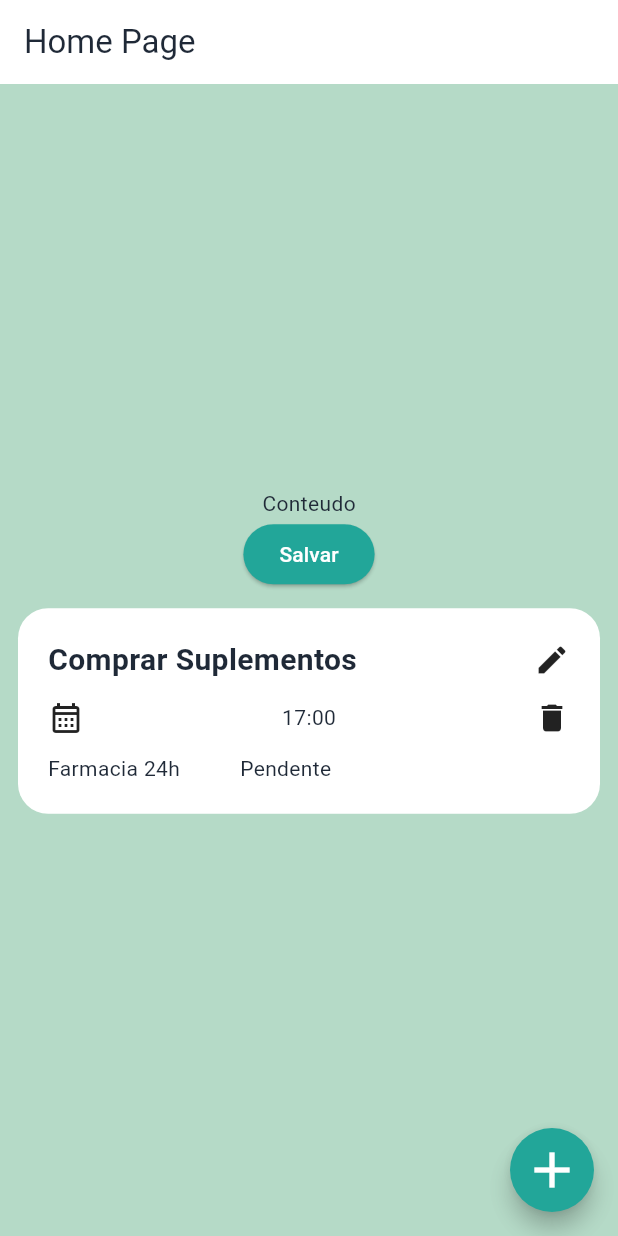
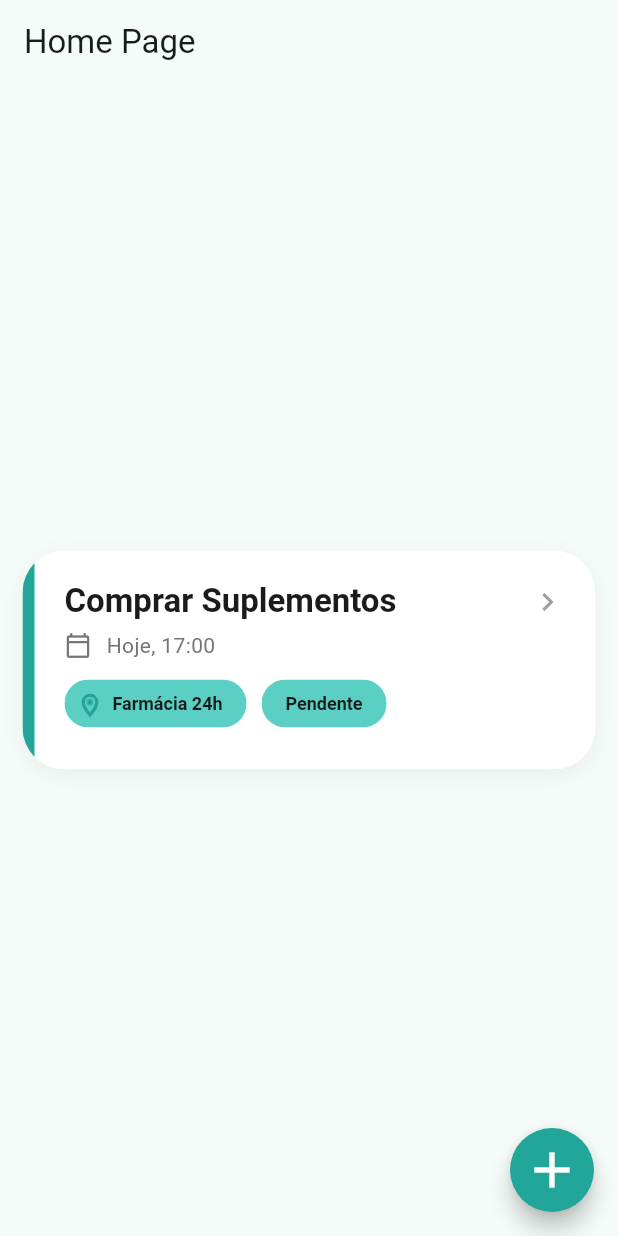
Before and after one commit to JonathanOishi/geo_tasks, a Flutter app: the screen it shows after launch, on a phone screen of 412 x 824 dp. Run offline on Flutter 3.47's test engine with Material 3 defaults, Android fonts, the phone set to English and light mode, and no system bars; drawn by our look-alikes of flutter_slidable.

Commit message:
Finalizando o card

```diff
--- a/lib/core/theme/app_colors.dart
+++ b/lib/core/theme/app_colors.dart
@@ -6,10 +6,17 @@ class AppColors {
   static const Color primary = Color(0xFF22A699);
   static const Color secondary = Color(0xFF5CCFC4);
   static const Color tertiary = Color(0xFF1B8E82);
-  static const Color textPrimary = Color(0xFF1F2937);
-  static const Color textSecondary = Color(0xFF727877);
-  static const Color background = Color.fromARGB(135, 115, 185, 150);
-  static const Color surface = Colors.white;
+  static const Color background = Color(0xFFF5FBF8);
+  static const Color surface = Color(0xFFF5FBF8);
+  static const Color surfaceLowest = Color(0xFFFFFFFF);
+  static const Color surfaceContainer = Color(0xFFEFF5F2);
   static const Color onPrimary = Color(0xFFFFFFFF);
-  static const Color error = Color(0xFFDC2626);
+  static const Color textPrimary = Color(0xFF191C1B);
+  static const Color textSecondary = Color(0xFF3F4946);
+  static const Color onSurface = Color(0xFF191C1B);
+  static const Color onSurfaceVariant = Color(0xFF3F4946);
+  static const Color outline = Color(0xFF6F7976);
+  static const Color success = Color(0xFF4CAF50);
+  static const Color warning = Color(0xFFFFB300);
+  static const Color error = Color(0xFFF44336);
 }
--- a/lib/core/theme/app_theme.dart
+++ b/lib/core/theme/app_theme.dart
@@ -1,51 +1,60 @@
-import 'package:flutter/material.dart'; // Importa os componentes de UI do Flutter Material.
-import 'app_colors.dart'; // Importa a classe com as cores centralizadas do app.
+import 'package:flutter/material.dart';
+import 'app_colors.dart';
 
 class AppTheme {
-  // Classe utilitaria para concentrar as configuracoes de tema.
-  AppTheme._(); // Construtor privado para impedir instanciacao da classe.
+  AppTheme._();
 
   static ThemeData get light {
-    // Getter que retorna o tema claro da aplicacao.
     return ThemeData(
-      // Cria e devolve o objeto principal de tema do Flutter.
-      scaffoldBackgroundColor:
-          AppColors.background, // Define a cor de fundo padrao das telas.
+      scaffoldBackgroundColor: AppColors.background,
+      colorScheme: const ColorScheme(
+        brightness: Brightness.light,
+        primary: AppColors.primary,
+        onPrimary: AppColors.onPrimary,
+        secondary: AppColors.secondary,
+        onSecondary: AppColors.onPrimary,
+        surface: AppColors.surface,
+        onSurface: AppColors.onSurface,
+        outline: AppColors.outline,
+        error: AppColors.error,
+        onError: AppColors.onPrimary,
+      ),
+      appBarTheme: const AppBarTheme(
+        backgroundColor: AppColors.background,
+        foregroundColor: AppColors.textPrimary,
+        elevation: 0,
+        centerTitle: false,
+      ),
       elevatedButtonTheme: ElevatedButtonThemeData(
-        // Configura o estilo global dos botoes elevados.
         style: ElevatedButton.styleFrom(
-          // Cria um estilo base para ElevatedButton.
-          backgroundColor:
-              AppColors.primary, // Cor de fundo do botao (cor primaria).
-          foregroundColor:
-              AppColors.onPrimary, // Cor do texto/icone sobre a cor primaria.
-        ), // Fecha a configuracao de estilo do botao elevado.
-      ), // Fecha o tema global de ElevatedButton.
-      floatingActionButtonTheme: FloatingActionButtonThemeData(
-        // Configura o estilo global do botao flutuante.
-        backgroundColor: AppColors.primary, // Cor de fundo do FAB.
-        foregroundColor: AppColors.onPrimary, // Cor do icone/texto do FAB.
-        shape: RoundedRectangleBorder(borderRadius: BorderRadius.circular(50)),
-      ), // Fecha o tema do FloatingActionButton.
-      colorScheme: const ColorScheme(
-        // Define a paleta oficial de cores usada pelos widgets Material.
-        brightness:
-            Brightness.light, // Informa que este esquema eh para modo claro.
-        primary: AppColors.primary, // Cor primaria da aplicacao.
-        onPrimary:
-            AppColors.onPrimary, // Cor usada sobre elementos com cor primaria.
-        secondary: AppColors
-            .secondary, // Cor secundaria para destaques/acoes secundarias.
-        surface:
-            AppColors.surface, // Cor de superficies como cards e containers.
-        error: AppColors.error, // Cor padrao para estados de erro.
-        onSurface:
-            AppColors.textPrimary, // Cor de texto/icone sobre superficies.
-        onSecondary: AppColors
-            .onPrimary, // Cor de texto/icone sobre elementos secundarios.
-        onError:
-            AppColors.onPrimary, // Cor de texto/icone sobre elementos de erro.
-      ), // Fecha o ColorScheme.
-    ); // Fecha e retorna o ThemeData.
-  } // Fecha o getter do tema claro.
-} // Fecha a classe AppTheme.
+          backgroundColor: AppColors.primary,
+          foregroundColor: AppColors.onPrimary,
+          shape: RoundedRectangleBorder(
+            borderRadius: BorderRadius.circular(16),
+          ),
+          padding: const EdgeInsets.symmetric(
+            horizontal: 20,
+            vertical: 14,
+          ),
+        ),
+      ),
+      floatingActionButtonTheme: const FloatingActionButtonThemeData(
+        backgroundColor: AppColors.primary,
+        foregroundColor: AppColors.onPrimary,
+        shape: CircleBorder(),
+      ),
+      chipTheme: ChipThemeData(
+        backgroundColor: AppColors.secondary,
+        labelStyle: const TextStyle(
+          color: AppColors.textPrimary,
+          fontSize: 12,
+          fontWeight: FontWeight.w700,
+        ),
+        side: BorderSide.none,
+        shape: RoundedRectangleBorder(
+          borderRadius: BorderRadius.circular(20),
+        ),
+      ),
+    );
+  }
+}
--- a/lib/pages/home_page.dart
+++ b/lib/pages/home_page.dart
@@ -1,5 +1,4 @@
 import 'package:flutter/material.dart';
-import 'package:geo_tasks/widgets/custom_button.dart';
 import 'package:geo_tasks/widgets/custom_card.dart';
 
 class HomePage extends StatelessWidget {
@@ -24,10 +23,6 @@ class HomePage extends StatelessWidget {
         child: Column(
           mainAxisAlignment: MainAxisAlignment.center,
           children: [
-            Text('Conteudo'),
-            CustomButton(
-              customText: 'Salvar',
-            ),
             CustomCard(),
           ],
         ),
--- a/lib/widgets/custom_card.dart
+++ b/lib/widgets/custom_card.dart
@@ -1,58 +1,133 @@
 import 'package:flutter/material.dart';
-import 'package:geo_tasks/core/theme/app_colors.dart';
+import 'package:flutter_slidable/flutter_slidable.dart';
+
+import '../../../../core/theme/app_colors.dart';
 
 class CustomCard extends StatelessWidget {
-  const CustomCard({super.key});
+  const CustomCard({
+    super.key,
+  });
 
   @override
   Widget build(BuildContext context) {
+    final theme = Theme.of(context);
+
     return Padding(
-      padding: const EdgeInsets.all(12.0),
+      padding: const EdgeInsets.all(15.0),
       child: Container(
-        width: double.infinity,
+        decoration: BoxDecoration(
+          borderRadius: BorderRadius.circular(28),
+          boxShadow: [
+            BoxShadow(
+              color: Colors.black.withValues(alpha: 0.05),
+              blurRadius: 12,
+              offset: const Offset(0, 4),
+            ),
+          ],
+        ),
+        child: ClipRRect(
+          borderRadius: BorderRadius.circular(28),
+          child: Slidable(
+            endActionPane: ActionPane(
+              motion: const DrawerMotion(),
+              extentRatio: 0.75,
+              children: [
+                SlidableAction(
+                  onPressed: (_) {},
+                  backgroundColor: Colors.green,
+                  foregroundColor: Colors.white,
+                  icon: Icons.check_circle,
+                  label: 'Concluir',
+                ),
+                SlidableAction(
+                  onPressed: (_) {},
+                  backgroundColor: Colors.amber,
+                  foregroundColor: Colors.white,
+                  icon: Icons.edit,
+                  label: 'Editar',
+                ),
+                SlidableAction(
+                  onPressed: (_) {},
+                  backgroundColor: Colors.red,
+                  foregroundColor: Colors.white,
+                  icon: Icons.delete,
+                  label: 'Excluir',
+                ),
+              ],
+            ),
+            child: Container(
               padding: const EdgeInsets.all(20),
-        decoration: BoxDecoration(
-          borderRadius: BorderRadius.circular(20),
-          color: AppColors.surface,
+              decoration: const BoxDecoration(
+                color: Colors.white,
+                border: Border(
+                  left: BorderSide(
+                    color: AppColors.primary,
+                    width: 8,
+                  ),
+                ),
               ),
               child: Column(
+                mainAxisSize: MainAxisSize.min,
                 crossAxisAlignment: CrossAxisAlignment.start,
                 children: [
                   Row(
-              mainAxisAlignment: MainAxisAlignment.spaceBetween,
                     children: [
-                Text(
+                      Expanded(
+                        child: Text(
                           'Comprar Suplementos',
-                  style: const TextStyle(
+                          overflow: TextOverflow.ellipsis,
+                          style: theme.textTheme.titleLarge?.copyWith(
                             fontWeight: FontWeight.bold,
-                    fontSize: 20,
                           ),
                         ),
-                Icon(Icons.edit),
-              ],
                       ),
-            const SizedBox(height: 12),
-            Row(
-              mainAxisAlignment: MainAxisAlignment.spaceBetween,
-              children: [
-                Icon(Icons.calendar_month_outlined),
-                Text("17:00"),
-                Icon(
-                  Icons.delete,
+                      const Icon(
+                        Icons.chevron_right,
+                        color: Colors.grey,
                       ),
                     ],
                   ),
-            const SizedBox(height: 12),
+                  const SizedBox(height: 5),
                   Row(
                     children: [
-                Text('Farmacia 24h'),
-                SizedBox(width: 40),
-                Text('Pendente'),
+                      Icon(
+                        Icons.calendar_today_outlined,
+                        size: 18,
+                        color: Colors.grey.shade600,
+                      ),
+                      const SizedBox(width: 10),
+                      Text(
+                        'Hoje, 17:00',
+                        style: theme.textTheme.bodyMedium?.copyWith(
+                          color: Colors.grey.shade600,
+                        ),
+                      ),
+                    ],
+                  ),
+                  const SizedBox(height: 5),
+                  Wrap(
+                    spacing: 10,
+                    runSpacing: 10,
+                    children: [
+                      Chip(
+                        avatar: const Icon(
+                          Icons.location_on_outlined,
+                          size: 18,
+                          fontWeight: FontWeight.bold,
+                        ),
+                        label: const Text('Farmácia 24h'),
+                      ),
+                      Chip(
+                        label: const Text('Pendente'),
+                      ),
                     ],
                   ),
                 ],
               ),
             ),
+          ),
+        ),
+      ),
     );
   }
 }
--- a/pubspec.yaml
+++ b/pubspec.yaml
@@ -34,7 +34,7 @@ dependencies:
   # The following adds the Cupertino Icons font to your application.
   # Use with the CupertinoIcons class for iOS style icons.
   cupertino_icons: ^1.0.8
-
+  flutter_slidable: ^4.0.3
 dev_dependencies:
   flutter_test:
     sdk: flutter
```
Also changed, not shown: pubspec.lock. Lines whose indentation alone changed are shown as unchanged.
